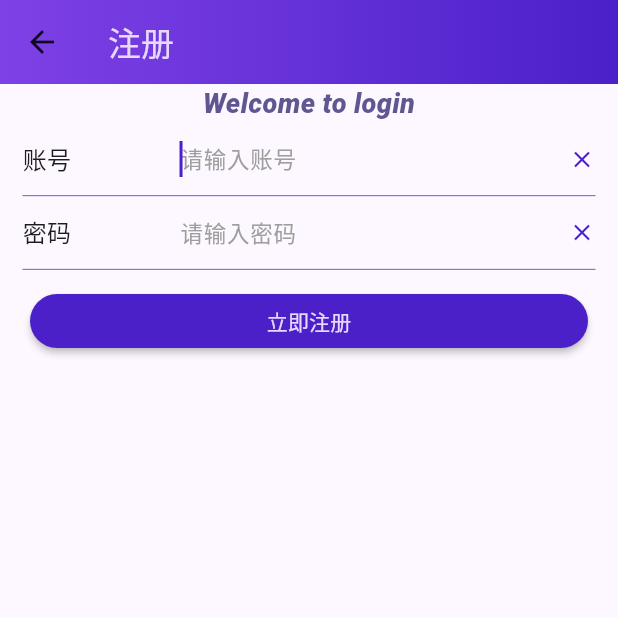
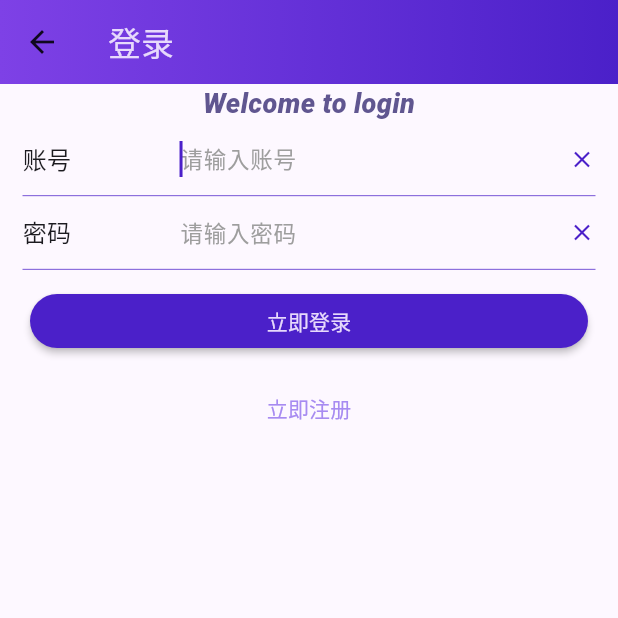
Before and after one commit to TaoSunkist/hi_flutter, a Flutter app: the LoginPage screen opened directly, after a tap on "立即注册", on a phone screen of 412 x 824 dp, the top half of it. Run offline on Flutter 3.47's test engine with Material 2 defaults, Android fonts, the phone set to English and light mode, and no system bars; missing offline and left inert: dart:ffi.

Commit message:
[add]添加hi-net网络请求及其get请求封装以及测试

```diff
--- a/lib/main.dart
+++ b/lib/main.dart
@@ -37,7 +37,7 @@ class MyApp extends StatelessWidget {
           appBarTheme: AppBarTheme(backgroundColor: materialColor)),
       // home: const HomePage(title: 'Flutter Demo Home Page'),
       // home: const LoginPage(),
-      home: const RegisterPage(),
+      home: const LoginPage(),
     );
   }
 }
--- a/lib/net/core/hi_error.dart
+++ b/lib/net/core/hi_error.dart
@@ -1,3 +1,7 @@
+import 'dart:convert';
+
+import 'package:hi_flutter/net/http/base_request.dart';
+
 class HiNetError implements Exception {
   final int code;
 
@@ -5,6 +9,49 @@ class HiNetError implements Exception {
 
   final dynamic data;
 
-  HiNetError(this.code, this.message, {this.data});
+  HiNetError(this.code, this.message, /* optional */ {this.data});
+}
 
+/**
+ * auth exception
+ */
+class NeedAuth extends HiNetError {
+  static const CODE = 403;
+
+  NeedAuth({String message = "请先授权", int code = CODE, dynamic data}) : super(code, message, data: data) {}
 }
+
+/**
+ * login exception
+ */
+class NeedLogin extends HiNetError {
+  static const CODE = 401;
+
+  NeedLogin({String message = "请先授权", int code = CODE, dynamic data}) : super(code, message, data: data) {}
+}
+
+/**
+ * 返回处理
+ */
+class HiNetResponse<T> {
+  int statusCode = 0;
+  T? data;
+  BaseRequest? request;
+  String? statusMessage;
+  dynamic extra;
+
+  HiNetResponse({this.statusCode = 0, this.data, this.request, this.statusMessage, this.extra});
+
+  @override
+  String toString() {
+    if (data is Map) {
+      return json.encode(data);
+    } else {
+      return data.toString();
+    }
+  }
+}
+
+abstract class HiNetAdapter {
+  Future<HiNetResponse<T>> send<T>();
+}
--- a/lib/net/core/hi_net.dart
+++ b/lib/net/core/hi_net.dart
@@ -1,3 +1,5 @@
+import 'package:flutter/scheduler.dart';
+import 'package:hi_flutter/net/core/hi_error.dart';
 import 'package:hi_flutter/net/http/base_request.dart';
 
 class HiNet {
@@ -6,20 +8,58 @@ class HiNet {
   static HiNet? _instance;
 
   factory HiNet.getInstance() {
-    if (_instance == null) {
-      _instance = HiNet._();
-    }
+    _instance ??= HiNet._();
     return _instance!;
   }
 
-  Future fire(BaseRequest request) async{
-    var response = await send(request);
-    var result  = response['data'];
+  Future fire(BaseRequest request) async {
+    HiNetResponse? hiNetResponse;
+    var error;
+
+    try {
+      hiNetResponse = await send(request);
+    } on HiNetError catch (e) {
+      error = e;
+      hiNetResponse = e.data;
+      printLog(e.message);
+    } catch (e) {
+      /* 兜底 */
+      error = e;
+      printLog(e);
+    }
+    if (hiNetResponse == null) {
+      printLog(error);
+    }
+
+    // var response = await send(request);
+    var result = hiNetResponse!.data; //response['data'];
     printLog(result);
+    var statusCode = hiNetResponse.statusCode;
+    switch (statusCode) {
+      case 200:
+        {
+          /* ok */
+        }
+        break;
+      case NeedAuth.CODE:
+        {
+          /*TODO TIPS*/
+          throw NeedAuth();
+        }
+      case NeedLogin.CODE:
+        {
+          throw NeedLogin(message: result.toString(), data: result);
+          /*TODO TIPS*/
+        }
+      default:
+        {
+          throw HiNetError(hiNetResponse.statusCode, hiNetResponse.toString());
+        }
+    }
     return result;
   }
 
-  void printLog(log){
+  void printLog(log) {
     print('hi_net: ${log.toString()}');
   }
 
--- /dev/null
+++ b/lib/net/core/mock_adapter.dart
@@ -0,0 +1 @@
+class Mock {}
--- a/lib/net/http/get_request.dart
+++ b/lib/net/http/get_request.dart
@@ -1,8 +1,8 @@
 import 'package:hi_flutter/net/http/base_request.dart';
 
 class GetRequest extends BaseRequest {
-  GetRequest(){
-    useHttps=false;
+  GetRequest() {
+    useHttps = false;
   }
 
   @override
--- a/lib/ui/login/login.dart
+++ b/lib/ui/login/login.dart
@@ -1,6 +1,8 @@
 import 'dart:ffi';
 
 import 'package:flutter/material.dart';
+import 'package:hi_flutter/net/core/hi_net.dart';
+import 'package:hi_flutter/net/http/get_request.dart';
 
 import '../../util/color.dart';
 import '../reusable/gradient_app_bar.dart';
@@ -22,7 +24,7 @@ class _LoginPageState extends State<LoginPage> {
   Widget build(BuildContext context) {
     return Scaffold(
       appBar: GradientAppBar(
-        title: "注册",
+        title: "登录",
         onBackPressCallback: () {
           print(" onBackPressCallback");
         },
@@ -30,7 +32,8 @@ class _LoginPageState extends State<LoginPage> {
       /** 使用ListView可以方便小屏幕的滚动, 自适应键盘防止遮挡
        * 另外如果item较为复杂可以考虑使用 ListView.builder/ ListView.separated */
       body: Container(
-        child: ListView(children: [
+        child: ListView(
+          children: [
             Row(
               children: [
                 Container(
@@ -81,17 +84,31 @@ class _LoginPageState extends State<LoginPage> {
               },
             ),
             Padding(
-            padding: EdgeInsets.only(left: 20, right: 20,top: 10),
+              padding: const EdgeInsets.only(left: 20, right: 20, top: 10),
               child: MaterialButton(
                 textColor: materialColors.shade50,
                 color: materialColor,
+                onPressed: () {},
+                shape: RoundedRectangleBorder(borderRadius: BorderRadius.circular(25)),
+                child: const Text("立即登录"),
+              ),
+            ),
+            Padding(
+              padding: const EdgeInsets.only(left: 20, right: 20, top: 10),
+              child: TextButton(
                   onPressed: () {
+                    /* 前往注册页面 */
+                    print("前往注册页面");
+                    var getRequest = GetRequest();
+                    print("${HiNet.getInstance().fire(getRequest)}");
                   },
-              child: Text("立即注册"),
-              shape: RoundedRectangleBorder(borderRadius: BorderRadius.circular(25)),
+                  child: Text(
+                    "立即注册",
+                    style: TextStyle(color: materialColors.shade300),
+                  )),
+            )
+          ],
         ),
-          )
-        ]),
       ),
     );
   }
```
Lines whose indentation alone changed are shown as unchanged.
